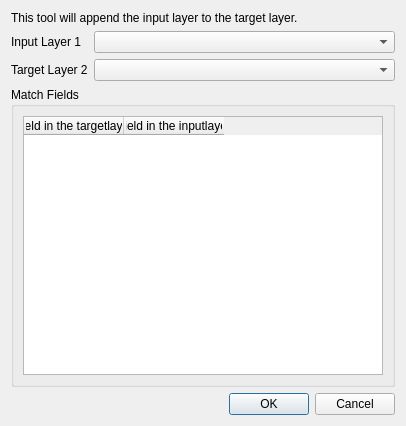
milieuinfo/mergeLayers, file ui_mergeLayers_dialog.ui: the form before one commit.
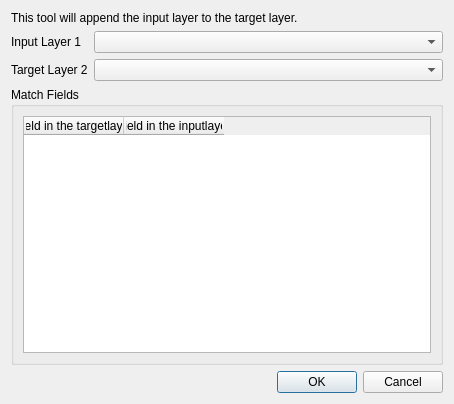
The form after the commit. Icons and pictures are not drawn.

What changed in the file:
```diff
--- a/ui_mergeLayers_dialog.ui
+++ b/ui_mergeLayers_dialog.ui
@@ -6,8 +6,8 @@
    <rect>
     <x>0</x>
     <y>0</y>
-    <width>406</width>
-    <height>426</height>
+    <width>454</width>
+    <height>404</height>
    </rect>
   </property>
   <property name="windowTitle">
```
